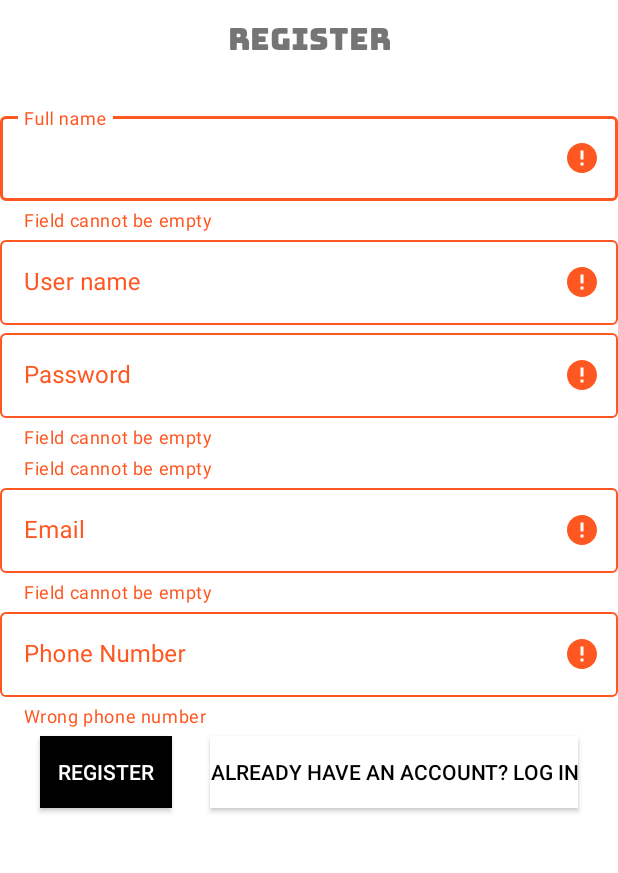
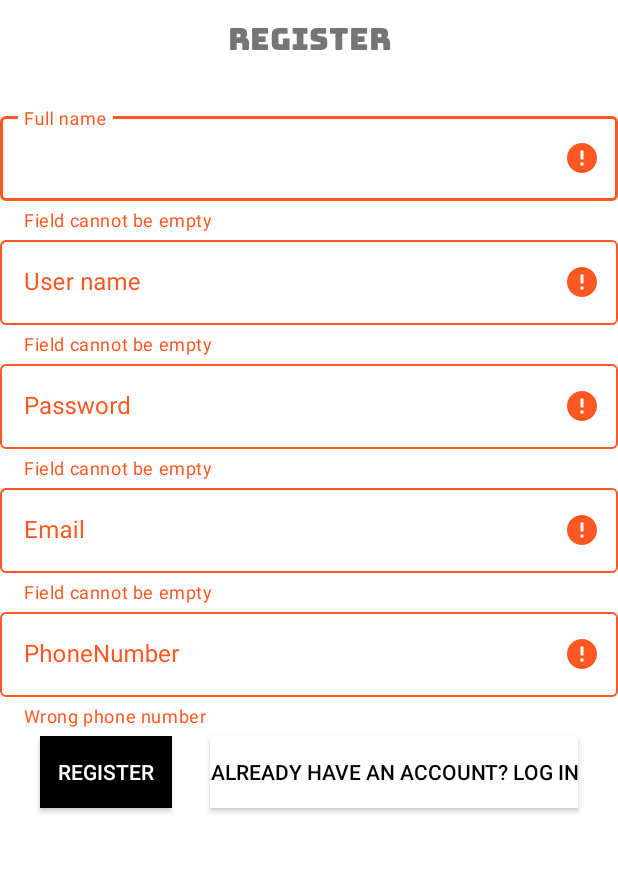
Before and after one commit to Quang16599/Project_Mobile, an Android app: the DangKy screen opened directly, with no data from a screen before it, after a tap on "REGISTER", on a phone screen of 412 x 824 dp, the part 225-1098 px from its top. Run offline under Robolectric (Android 15) with nearby library versions, the phone set to English and light mode, and no system bars; our stand-ins replace Firebase (no records; nobody signed in at launch, a user with empty details on screens opened directly).

Commit message:
update dk dn

```diff
--- a/app/src/main/res/layout/activity_dang_ky.xml
+++ b/app/src/main/res/layout/activity_dang_ky.xml
@@ -59,29 +59,28 @@
 
             <com.google.android.material.textfield.TextInputEditText
 
+
                 android:layout_width="match_parent"
                 android:layout_height="wrap_content"
-        android:inputType="text"
 
-        ></com.google.android.material.textfield.TextInputEditText>
+                android:inputType="text"></com.google.android.material.textfield.TextInputEditText>
+        </com.google.android.material.textfield.TextInputLayout>
+
         <com.google.android.material.textfield.TextInputLayout
             android:id="@+id/edtPassWord"
+            style="@style/Widget.MaterialComponents.TextInputLayout.OutlinedBox"
             android:layout_width="match_parent"
             android:layout_height="wrap_content"
             android:hint="Password"
-                app:passwordToggleEnabled="true"
-                style="@style/Widget.MaterialComponents.TextInputLayout.OutlinedBox"
-                >
+            app:passwordToggleEnabled="true">
 
             <com.google.android.material.textfield.TextInputEditText
-
                 android:layout_width="match_parent"
                 android:layout_height="wrap_content"
-                    android:inputType="textPassword"
+                android:inputType="textPassword" />
 
-                    ></com.google.android.material.textfield.TextInputEditText>
         </com.google.android.material.textfield.TextInputLayout>
-    </com.google.android.material.textfield.TextInputLayout>
+
         <com.google.android.material.textfield.TextInputLayout
             android:id="@+id/edtEmail"
             android:layout_width="match_parent"
@@ -92,28 +91,31 @@
 
             <com.google.android.material.textfield.TextInputEditText
 
+
                 android:layout_width="match_parent"
                 android:layout_height="wrap_content"
-                android:inputType="textEmailAddress"
 
-                ></com.google.android.material.textfield.TextInputEditText>
+                android:inputType="text"></com.google.android.material.textfield.TextInputEditText>
         </com.google.android.material.textfield.TextInputLayout>
+
         <com.google.android.material.textfield.TextInputLayout
             android:id="@+id/edtPhone"
             android:layout_width="match_parent"
             android:layout_height="wrap_content"
-            android:hint="Phone Number"
+            android:hint="PhoneNumber"
             style="@style/Widget.MaterialComponents.TextInputLayout.OutlinedBox"
             >
 
             <com.google.android.material.textfield.TextInputEditText
 
+
                 android:layout_width="match_parent"
                 android:layout_height="wrap_content"
-                android:inputType="phone"
 
-                ></com.google.android.material.textfield.TextInputEditText>
+                android:inputType="text"></com.google.android.material.textfield.TextInputEditText>
         </com.google.android.material.textfield.TextInputLayout>
+
+
         <LinearLayout
             android:gravity="center"
             android:layout_width="match_parent"
```
Also changed, not shown: app/src/main/java/goodman/gm/p_mobile/DangKy.java (+19 -3 lines), app/src/main/java/goodman/gm/p_mobile/DangNhap.java (+7 -6 lines). Lines whose indentation alone changed are shown as unchanged.
